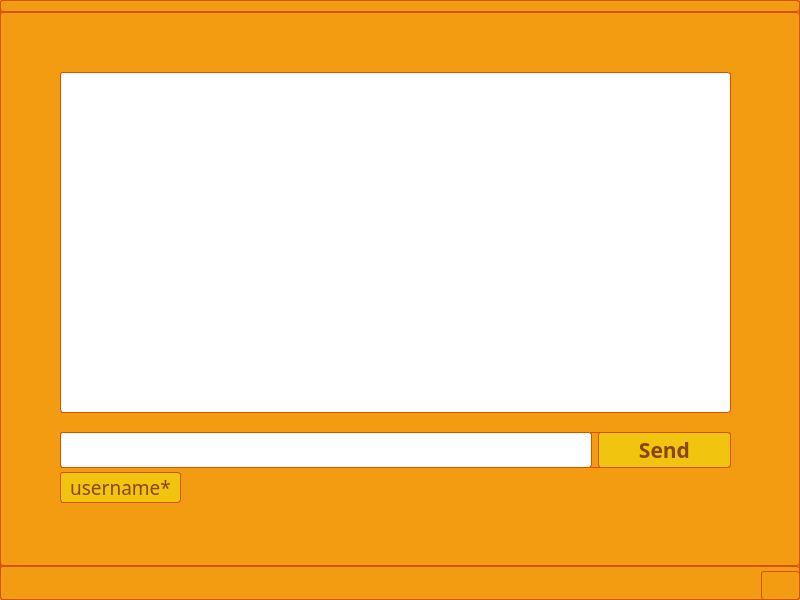
Old version of the form PesterChum/mainwindow.ui in the repository S032/PesterChum.
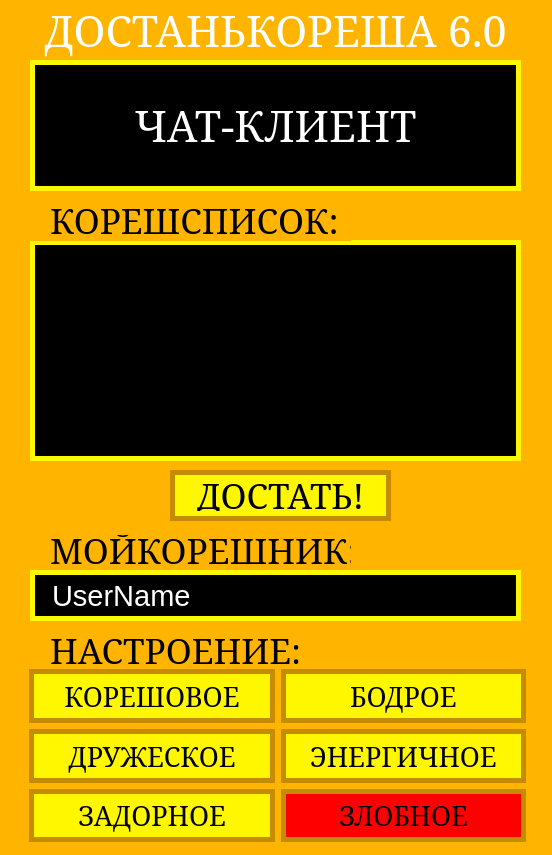
New version of the form.

Patch:
```diff
--- a/PesterChum/mainwindow.ui
+++ b/PesterChum/mainwindow.ui
@@ -6,8 +6,8 @@
    <rect>
     <x>0</x>
     <y>0</y>
-    <width>800</width>
-    <height>600</height>
+    <width>552</width>
+    <height>855</height>
    </rect>
   </property>
   <property name="font">
@@ -20,21 +20,20 @@
    <string>MainWindow</string>
   </property>
   <property name="styleSheet">
-   <string notr="true">
-    background-color: #f39c12;
+   <string notr="true">    background-color: rgba(255, 181, 0, 1);
     color: #ffffff;
-    border: 1px solid #d35400;
     padding: 5px 10px;
-    border-radius: 3px;</string>
+    border-radius: 3px;
+    border-radius: 0;</string>
   </property>
   <widget class="QWidget" name="centralwidget">
    <widget class="QListView" name="listView">
     <property name="geometry">
      <rect>
-      <x>60</x>
-      <y>60</y>
-      <width>671</width>
-      <height>341</height>
+      <x>30</x>
+      <y>240</y>
+      <width>491</width>
+      <height>221</height>
      </rect>
     </property>
     <property name="font">
@@ -45,9 +44,11 @@
     </property>
     <property name="styleSheet">
      <string notr="true">QListView {
-	background-color: #ffffff;
-	color: #000000
-}</string>
+	background-color: #000000;
+	color: #ffffff;
+    border: 5px solid #fff700;
+}
+</string>
     </property>
     <property name="resizeMode">
      <enum>QListView::Fixed</enum>
@@ -68,106 +69,395 @@
    <widget class="QLabel" name="label">
     <property name="geometry">
      <rect>
-      <x>60</x>
-      <y>460</y>
-      <width>121</width>
-      <height>31</height>
+      <x>10</x>
+      <y>-10</y>
+      <width>531</width>
+      <height>81</height>
      </rect>
     </property>
     <property name="font">
      <font>
-      <family>Bahnschrift</family>
-      <pointsize>14</pointsize>
+      <family>MS Serif</family>
+      <pointsize>32</pointsize>
+      <bold>false</bold>
      </font>
     </property>
+    <property name="text">
+     <string>ДОСТАНЬКОРЕША 6.0</string>
+    </property>
+    <property name="alignment">
+     <set>Qt::AlignCenter</set>
+    </property>
+   </widget>
+   <widget class="QLabel" name="label_2">
+    <property name="geometry">
+     <rect>
+      <x>30</x>
+      <y>60</y>
+      <width>491</width>
+      <height>131</height>
+     </rect>
+    </property>
+    <property name="font">
+     <font>
+      <family>MS Serif</family>
+      <pointsize>32</pointsize>
+     </font>
+    </property>
     <property name="styleSheet">
-     <string notr="true">background-color: #f1c40f;
-color: #8B4513
-</string>
+     <string notr="true">	background-color: #000000;
+	color: #ffffff;
+    border: 5px solid #fff700;</string>
     </property>
     <property name="text">
-     <string>username*</string>
+     <string>ЧАТ-КЛИЕНТ</string>
     </property>
     <property name="alignment">
      <set>Qt::AlignCenter</set>
     </property>
    </widget>
-   <widget class="QWidget" name="layoutWidget">
+   <widget class="QLabel" name="label_3">
     <property name="geometry">
      <rect>
-      <x>60</x>
-      <y>420</y>
-      <width>671</width>
-      <height>36</height>
+      <x>30</x>
+      <y>200</y>
+      <width>321</width>
+      <height>41</height>
      </rect>
     </property>
-    <layout class="QHBoxLayout" name="horizontalLayout">
-     <item>
-      <widget class="QLineEdit" name="lineEdit">
+    <property name="font">
+     <font>
+      <family>MS Serif</family>
+      <pointsize>26</pointsize>
+     </font>
+    </property>
+    <property name="styleSheet">
+     <string notr="true">color: rgb(0, 0, 0);</string>
+    </property>
+    <property name="text">
+     <string>КОРЕШСПИСОК:</string>
+    </property>
+   </widget>
+   <widget class="QPushButton" name="pushButton">
+    <property name="geometry">
+     <rect>
+      <x>170</x>
+      <y>470</y>
+      <width>221</width>
+      <height>51</height>
+     </rect>
+    </property>
+    <property name="font">
+     <font>
+      <family>MS Serif</family>
+      <pointsize>26</pointsize>
+     </font>
+    </property>
+    <property name="cursor">
+     <cursorShape>PointingHandCursor</cursorShape>
+    </property>
+    <property name="styleSheet">
+     <string notr="true">QPushButton {
+background-color: #fff700;
+color: rgb(0, 0, 0);
+border: 5px solid rgba(197, 139, 3, 1);
+}
+
+QPushButton:hover {
+background-color: rgb(244, 255, 39);
+color: rgb(0, 0, 0);
+border: 5px solid rgba(197, 139, 3, 1);
+}</string>
+    </property>
+    <property name="text">
+     <string>ДОСТАТЬ!</string>
+    </property>
+   </widget>
+   <widget class="QLabel" name="MyUserName">
+    <property name="geometry">
+     <rect>
+      <x>30</x>
+      <y>530</y>
+      <width>331</width>
+      <height>41</height>
+     </rect>
+    </property>
+    <property name="font">
+     <font>
+      <family>MS Serif</family>
+      <pointsize>26</pointsize>
+     </font>
+    </property>
+    <property name="styleSheet">
+     <string notr="true">color: rgb(0, 0, 0);</string>
+    </property>
+    <property name="text">
+     <string>МОЙКОРЕШНИК:</string>
+    </property>
+   </widget>
+   <widget class="QLabel" name="UserName">
+    <property name="geometry">
+     <rect>
+      <x>30</x>
+      <y>570</y>
+      <width>491</width>
+      <height>51</height>
+     </rect>
+    </property>
+    <property name="font">
+     <font>
+      <family>MS Sans Serif</family>
+      <pointsize>22</pointsize>
+     </font>
+    </property>
+    <property name="styleSheet">
+     <string notr="true">	background-color: #000000;
+	color: #ffffff;
+    border: 5px solid #fff700;</string>
+    </property>
+    <property name="text">
+     <string>UserName</string>
+    </property>
+   </widget>
+   <widget class="QLabel" name="Mood">
+    <property name="geometry">
+     <rect>
+      <x>30</x>
+      <y>630</y>
+      <width>331</width>
+      <height>41</height>
+     </rect>
+    </property>
+    <property name="font">
+     <font>
+      <family>MS Serif</family>
+      <pointsize>26</pointsize>
+     </font>
+    </property>
+    <property name="styleSheet">
+     <string notr="true">color: rgb(0, 0, 0);</string>
+    </property>
+    <property name="text">
+     <string>НАСТРОЕНИЕ:</string>
+    </property>
+   </widget>
+   <widget class="QWidget" name="gridLayoutWidget">
+    <property name="geometry">
+     <rect>
+      <x>29</x>
+      <y>669</y>
+      <width>497</width>
+      <height>173</height>
+     </rect>
+    </property>
+    <layout class="QGridLayout" name="gridLayout">
+     <item row="2" column="1">
+      <widget class="QPushButton" name="pushButton_3">
        <property name="sizePolicy">
-        <sizepolicy hsizetype="Expanding" vsizetype="Preferred">
-         <horstretch>4</horstretch>
+        <sizepolicy hsizetype="Minimum" vsizetype="Fixed">
+         <horstretch>0</horstretch>
          <verstretch>0</verstretch>
         </sizepolicy>
        </property>
        <property name="font">
         <font>
-         <family>Bahnschrift</family>
-         <pointsize>12</pointsize>
+         <family>MS Serif</family>
+         <pointsize>20</pointsize>
         </font>
        </property>
        <property name="styleSheet">
-        <string notr="true">background-color: #ffffff;
-color: #000000</string>
+        <string notr="true">QPushButton {
+background-color: rgb(255, 0, 0);
+color: rgb(0, 0, 0);
+border: 5px solid rgba(197, 139, 3, 1);
+}
+
+QPushButton:hover {
+background-color: rgb(255, 65, 17);
+color: rgb(0, 0, 0);
+border: 5px solid rgba(197, 139, 3, 1);
+}</string>
        </property>
+       <property name="text">
+        <string>ЗЛОБНОЕ</string>
+       </property>
       </widget>
      </item>
-     <item>
-      <widget class="QPushButton" name="pushButton">
+     <item row="0" column="1">
+      <widget class="QPushButton" name="pushButton_7">
        <property name="sizePolicy">
-        <sizepolicy hsizetype="Preferred" vsizetype="Preferred">
-         <horstretch>1</horstretch>
+        <sizepolicy hsizetype="Minimum" vsizetype="Fixed">
+         <horstretch>0</horstretch>
          <verstretch>0</verstretch>
         </sizepolicy>
        </property>
        <property name="font">
         <font>
-         <family>Bahnschrift</family>
-         <pointsize>16</pointsize>
-         <bold>true</bold>
+         <family>MS Serif</family>
+         <pointsize>20</pointsize>
         </font>
        </property>
        <property name="styleSheet">
         <string notr="true">QPushButton {
-background-color: #f1c40f;
-color: #8B4513;
+background-color: #fff700;
+color: rgb(0, 0, 0);
+border: 5px solid rgba(197, 139, 3, 1);
 }
 
 QPushButton:hover {
-background-color: #FFFF00;
-color: #8B4513;
+background-color: rgb(244, 255, 39);
+color: rgb(0, 0, 0);
+border: 5px solid rgba(197, 139, 3, 1);
+}</string>
+       </property>
+       <property name="text">
+        <string>БОДРОЕ</string>
+       </property>
+      </widget>
+     </item>
+     <item row="1" column="1">
+      <widget class="QPushButton" name="pushButton_4">
+       <property name="sizePolicy">
+        <sizepolicy hsizetype="Minimum" vsizetype="Fixed">
+         <horstretch>0</horstretch>
+         <verstretch>0</verstretch>
+        </sizepolicy>
+       </property>
+       <property name="font">
+        <font>
+         <family>MS Serif</family>
+         <pointsize>20</pointsize>
+        </font>
+       </property>
+       <property name="cursor">
+        <cursorShape>PointingHandCursor</cursorShape>
+       </property>
+       <property name="styleSheet">
+        <string notr="true">QPushButton {
+background-color: #fff700;
+color: rgb(0, 0, 0);
+border: 5px solid rgba(197, 139, 3, 1);
 }
-</string>
+
+QPushButton:hover {
+background-color: rgb(244, 255, 39);
+color: rgb(0, 0, 0);
+border: 5px solid rgba(197, 139, 3, 1);
+}</string>
        </property>
        <property name="text">
-        <string>Send</string>
+        <string>ЭНЕРГИЧНОЕ</string>
+       </property>
+      </widget>
+     </item>
+     <item row="2" column="0">
+      <widget class="QPushButton" name="pushButton_2">
+       <property name="sizePolicy">
+        <sizepolicy hsizetype="Minimum" vsizetype="Fixed">
+         <horstretch>0</horstretch>
+         <verstretch>0</verstretch>
+        </sizepolicy>
+       </property>
+       <property name="font">
+        <font>
+         <family>MS Serif</family>
+         <pointsize>20</pointsize>
+        </font>
+       </property>
+       <property name="cursor">
+        <cursorShape>PointingHandCursor</cursorShape>
+       </property>
+       <property name="styleSheet">
+        <string notr="true">QPushButton {
+background-color: #fff700;
+color: rgb(0, 0, 0);
+border: 5px solid rgba(197, 139, 3, 1);
+}
+
+QPushButton:hover {
+background-color: rgb(244, 255, 39);
+color: rgb(0, 0, 0);
+border: 5px solid rgba(197, 139, 3, 1);
+}</string>
+       </property>
+       <property name="text">
+        <string>ЗАДОРНОЕ</string>
+       </property>
+      </widget>
+     </item>
+     <item row="1" column="0">
+      <widget class="QPushButton" name="pushButton_5">
+       <property name="sizePolicy">
+        <sizepolicy hsizetype="Minimum" vsizetype="Fixed">
+         <horstretch>0</horstretch>
+         <verstretch>0</verstretch>
+        </sizepolicy>
+       </property>
+       <property name="font">
+        <font>
+         <family>MS Serif</family>
+         <pointsize>20</pointsize>
+        </font>
+       </property>
+       <property name="cursor">
+        <cursorShape>PointingHandCursor</cursorShape>
+       </property>
+       <property name="styleSheet">
+        <string notr="true">QPushButton {
+background-color: #fff700;
+color: rgb(0, 0, 0);
+border: 5px solid rgba(197, 139, 3, 1);
+}
+
+QPushButton:hover {
+background-color: rgb(244, 255, 39);
+color: rgb(0, 0, 0);
+border: 5px solid rgba(197, 139, 3, 1);
+}</string>
+       </property>
+       <property name="text">
+        <string>ДРУЖЕСКОЕ</string>
+       </property>
+      </widget>
+     </item>
+     <item row="0" column="0">
+      <widget class="QPushButton" name="pushButton_6">
+       <property name="sizePolicy">
+        <sizepolicy hsizetype="Minimum" vsizetype="Fixed">
+         <horstretch>0</horstretch>
+         <verstretch>0</verstretch>
+        </sizepolicy>
+       </property>
+       <property name="font">
+        <font>
+         <family>MS Serif</family>
+         <pointsize>20</pointsize>
+        </font>
+       </property>
+       <property name="cursor">
+        <cursorShape>PointingHandCursor</cursorShape>
+       </property>
+       <property name="styleSheet">
+        <string notr="true">QPushButton {
+background-color: #fff700;
+color: rgb(0, 0, 0);
+border: 5px solid rgba(197, 139, 3, 1);
+}
+
+QPushButton:hover {
+background-color: rgb(244, 255, 39);
+color: rgb(0, 0, 0);
+border: 5px solid rgba(197, 139, 3, 1);
+}</string>
+       </property>
+       <property name="text">
+        <string>КОРЕШОВОЕ</string>
        </property>
       </widget>
      </item>
     </layout>
    </widget>
   </widget>
-  <widget class="QMenuBar" name="menubar">
-   <property name="geometry">
-    <rect>
-     <x>0</x>
-     <y>0</y>
-     <width>800</width>
-     <height>33</height>
-    </rect>
-   </property>
-  </widget>
-  <widget class="QStatusBar" name="statusbar"/>
  </widget>
  <resources/>
  <connections/>
```
Left out of the diff: 10 changed lines with no effect on the pictures.
